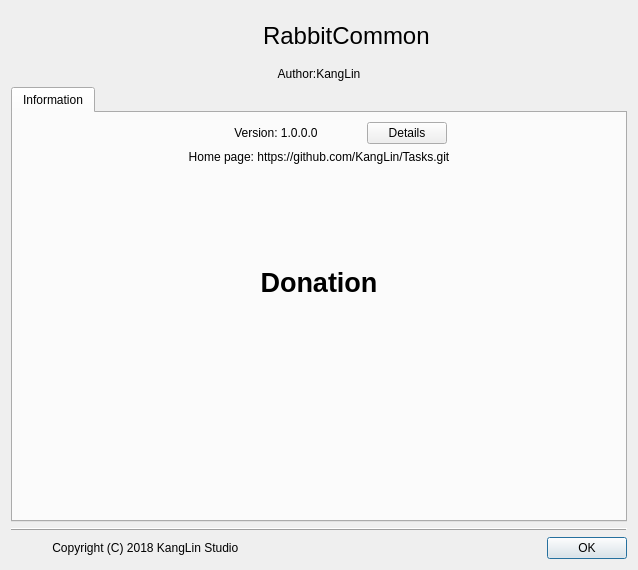
Before: the Qt Designer form Src/DlgAbout/DlgAbout.ui in KangLin/RabbitCommon, drawn with Qt 5.
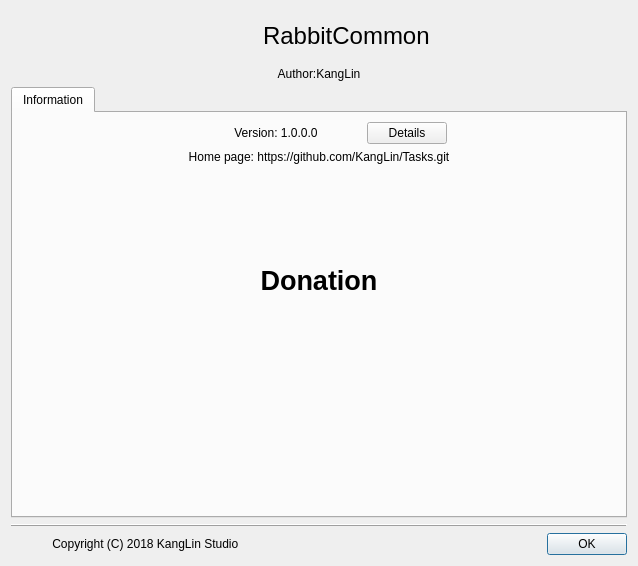
After: the same form once the commit is applied. Icons and pictures are not drawn.

The edit to the form file:
```diff
--- a/Src/DlgAbout/DlgAbout.ui
+++ b/Src/DlgAbout/DlgAbout.ui
@@ -7,7 +7,7 @@
     <x>0</x>
     <y>0</y>
     <width>638</width>
-    <height>570</height>
+    <height>566</height>
    </rect>
   </property>
   <property name="sizePolicy">
```
